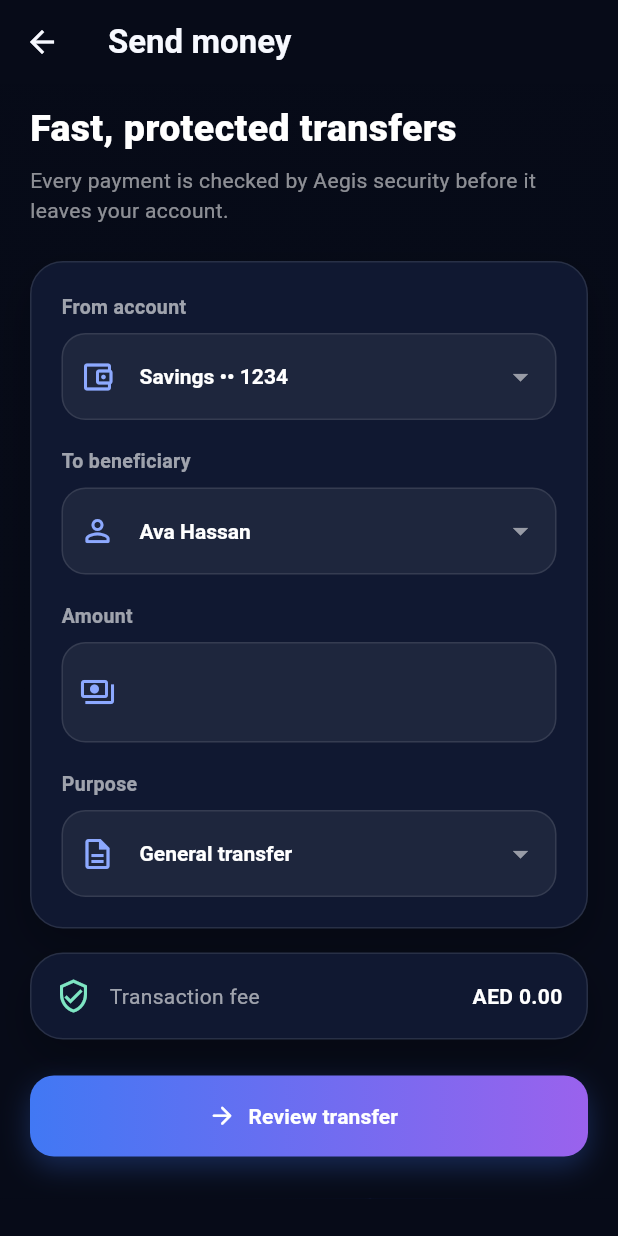
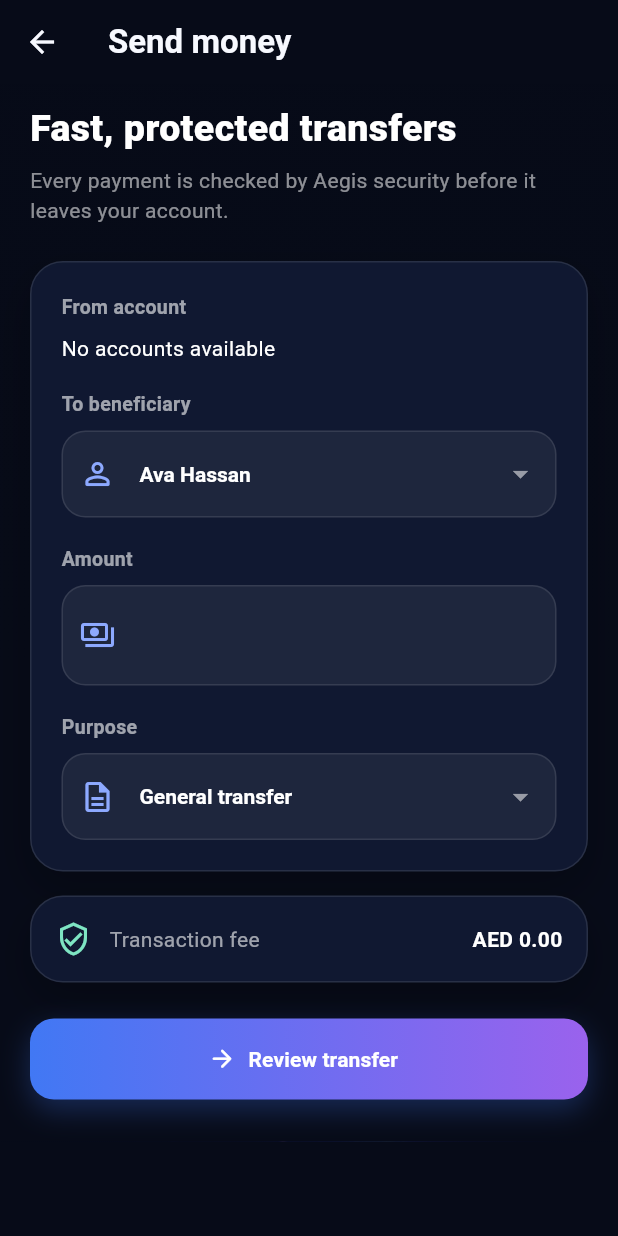
Before and after one commit to lakaThabrew/aegis-Finance, a Flutter app: the TransferScreen screen opened directly, on a phone screen of 412 x 824 dp. Run offline on Flutter 3.47's test engine with Material 3 defaults, Android fonts, the light colour scheme and no system bars; our stand-ins replace flutter_dotenv, flutter_secure_storage, google_generative_ai; accounts and stored records are empty; network calls fail.

Commit message:
feat: initialize mobile app structure with screens, services, and identity-service configuration

```diff
--- a/apps/aegis_mobile/lib/screens/login_screen.dart
+++ b/apps/aegis_mobile/lib/screens/login_screen.dart
@@ -55,7 +55,7 @@ class _LoginScreenState extends State<LoginScreen> with TickerProviderStateMixin
       Navigator.pushReplacement(context, MaterialPageRoute(builder: (_) => const DashboardScreen()));
     } else if (mounted) {
       ScaffoldMessenger.of(context).showSnackBar(SnackBar(
-        content: const Text('Invalid credentials. Use any username + "password"'),
+        content: const Text('Invalid credentials. Please try again.'),
         behavior: SnackBarBehavior.floating,
         backgroundColor: Colors.redAccent.withOpacity(0.9),
         shape: RoundedRectangleBorder(borderRadius: BorderRadius.circular(12)),
--- a/apps/aegis_mobile/lib/screens/transfer_screen.dart
+++ b/apps/aegis_mobile/lib/screens/transfer_screen.dart
@@ -1,5 +1,6 @@
 import 'package:flutter/material.dart';
 import '../widgets/aegis_ui.dart';
+import '../services/api_service.dart';
 
 class TransferScreen extends StatefulWidget {
   const TransferScreen({super.key});
@@ -11,9 +12,32 @@ class TransferScreen extends StatefulWidget {
 class _TransferScreenState extends State<TransferScreen> {
   final _amountController = TextEditingController();
   bool _isProcessing = false;
-  String _fromAccount = 'Savings •• 1234';
+  bool _isLoadingAccounts = true;
+  String? _fromAccount;
+  String? _fromAccountRaw;
+  List<Map<String, dynamic>> _accounts = [];
+
   String _beneficiary = 'Ava Hassan';
   String _purpose = 'General transfer';
+
+  @override
+  void initState() {
+    super.initState();
+    _loadAccounts();
+  }
+
+  Future<void> _loadAccounts() async {
+    final data = await ApiService().getDashboardData();
+    if (!mounted) return;
+    setState(() {
+      _accounts = List<Map<String, dynamic>>.from(data['accounts'] ?? []);
+      if (_accounts.isNotEmpty) {
+        _fromAccount = _accounts.first['number'];
+        _fromAccountRaw = _accounts.first['rawNumber'];
+      }
+      _isLoadingAccounts = false;
+    });
+  }
 
   @override
   void dispose() {
@@ -22,12 +46,30 @@ class _TransferScreenState extends State<TransferScreen> {
   }
 
   Future<void> _processTransfer() async {
+    if (_fromAccountRaw == null) return;
+
+    double? amount = double.tryParse(_amountController.text);
+    if (amount == null || amount <= 0) {
+      ScaffoldMessenger.of(context).showSnackBar(const SnackBar(content: Text('Please enter a valid amount')));
+      return;
+    }
+
     setState(() => _isProcessing = true);
-    await Future<void>.delayed(const Duration(seconds: 1));
+
+    // For demo, we are transferring to a hardcoded beneficiary account ID or just a dummy one
+    String dummyBeneficiaryAccount = "1234567890"; // In real app, fetch from beneficiary list
+
+    bool success = await ApiService().processTransfer(_fromAccountRaw!, dummyBeneficiaryAccount, amount);
+
     if (!mounted) return;
     setState(() => _isProcessing = false);
-    ScaffoldMessenger.of(context).showSnackBar(const SnackBar(content: Text('Transfer successful!')));
-    Navigator.pop(context);
+
+    if (success) {
+      ScaffoldMessenger.of(context).showSnackBar(const SnackBar(content: Text('Transfer successful!')));
+      Navigator.pop(context, true); // Return true to signal refresh
+    } else {
+      ScaffoldMessenger.of(context).showSnackBar(const SnackBar(content: Text('Transfer failed. Please try again.')));
+    }
   }
 
   @override
@@ -46,7 +88,22 @@ class _TransferScreenState extends State<TransferScreen> {
               AegisSurface(
                 child: Column(crossAxisAlignment: CrossAxisAlignment.start, children: [
                   _label('From account'),
-                  _select(value: _fromAccount, icon: Icons.account_balance_wallet_outlined, options: const ['Savings •• 1234', 'Current •• 9876'], onChanged: (v) => setState(() => _fromAccount = v!)),
+                  if (_isLoadingAccounts)
+                    const Center(child: CircularProgressIndicator())
+                  else if (_accounts.isEmpty)
+                    const Text('No accounts available', style: TextStyle(color: Colors.white))
+                  else
+                    _select(
+                      value: _fromAccount!,
+                      icon: Icons.account_balance_wallet_outlined,
+                      options: _accounts.map((a) => a['number'] as String).toList(),
+                      onChanged: (v) {
+                        setState(() {
+                          _fromAccount = v!;
+                          _fromAccountRaw = _accounts.firstWhere((a) => a['number'] == v)['rawNumber'];
+                        });
+                      }
+                    ),
                   const SizedBox(height: 18),
                   _label('To beneficiary'),
                   _select(value: _beneficiary, icon: Icons.person_outline_rounded, options: const ['Ava Hassan', 'Mohamed Khan'], onChanged: (v) => setState(() => _beneficiary = v!)),
@@ -74,7 +131,13 @@ class _TransferScreenState extends State<TransferScreen> {
                 ]),
               ),
               const SizedBox(height: 24),
-              _isProcessing ? const Center(child: CircularProgressIndicator(color: aegisBlue)) : AegisPrimaryButton(label: 'Review transfer', icon: Icons.arrow_forward_rounded, onPressed: _processTransfer),
+              _isProcessing
+                ? const Center(child: CircularProgressIndicator(color: aegisBlue))
+                : AegisPrimaryButton(
+                    label: 'Review transfer',
+                    icon: Icons.arrow_forward_rounded,
+                    onPressed: (_accounts.isEmpty || _isLoadingAccounts) ? () {} : _processTransfer
+                  ),
             ]),
           ),
         ),
--- a/apps/aegis_mobile/pubspec.yaml
+++ b/apps/aegis_mobile/pubspec.yaml
@@ -35,6 +35,9 @@ dependencies:
   # Use with the CupertinoIcons class for iOS style icons.
   cupertino_icons: ^1.0.8
   http: ^1.2.1
+  flutter_dotenv: ^6.0.1
+  flutter_secure_storage: ^10.3.1
+  google_generative_ai: ^0.4.7
 
 dev_dependencies:
   flutter_test:
@@ -61,6 +64,7 @@ flutter:
   # To add assets to your application, add an assets section, like this:
   assets:
     - assets/
+    - .env
 
   # An image asset can refer to one or more resolution-specific "variants", see
   # https://flutter.dev/to/resolution-aware-images
```
Also changed, not shown: apps/aegis_mobile/lib/main.dart (+9 -3 lines), apps/aegis_mobile/lib/screens/ai_assistant_screen.dart (+45 -7 lines), apps/aegis_mobile/lib/screens/dashboard_screen.dart (+5 -2 lines), apps/aegis_mobile/lib/services/api_service.dart (+134 -23 lines), apps/aegis_mobile/pubspec.lock, 9 other files.
